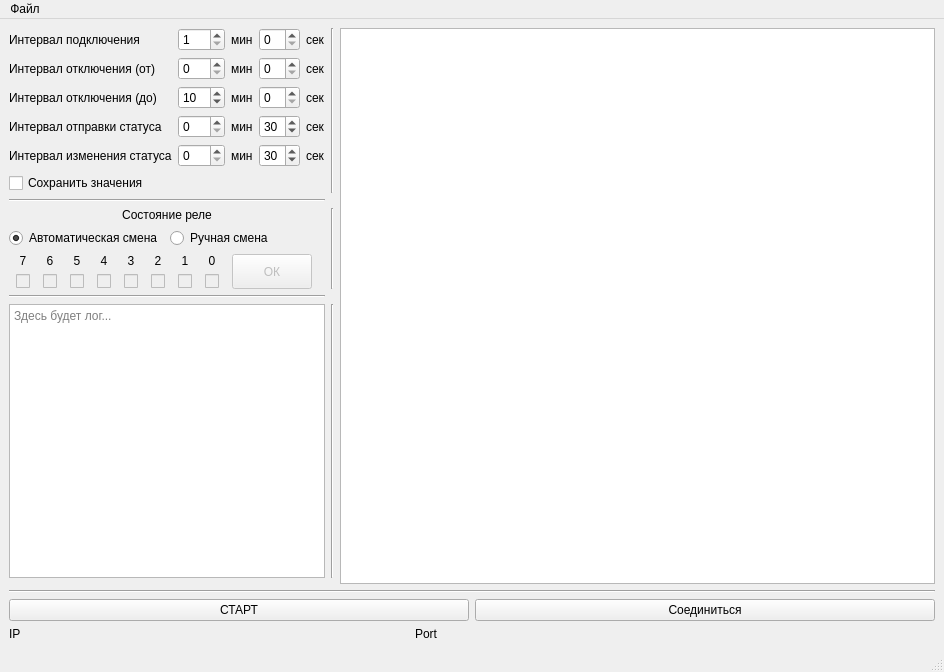
The window that mainwindow.ui (layxproud/QulonServerTest) describes before a commit, drawn with Qt 5.
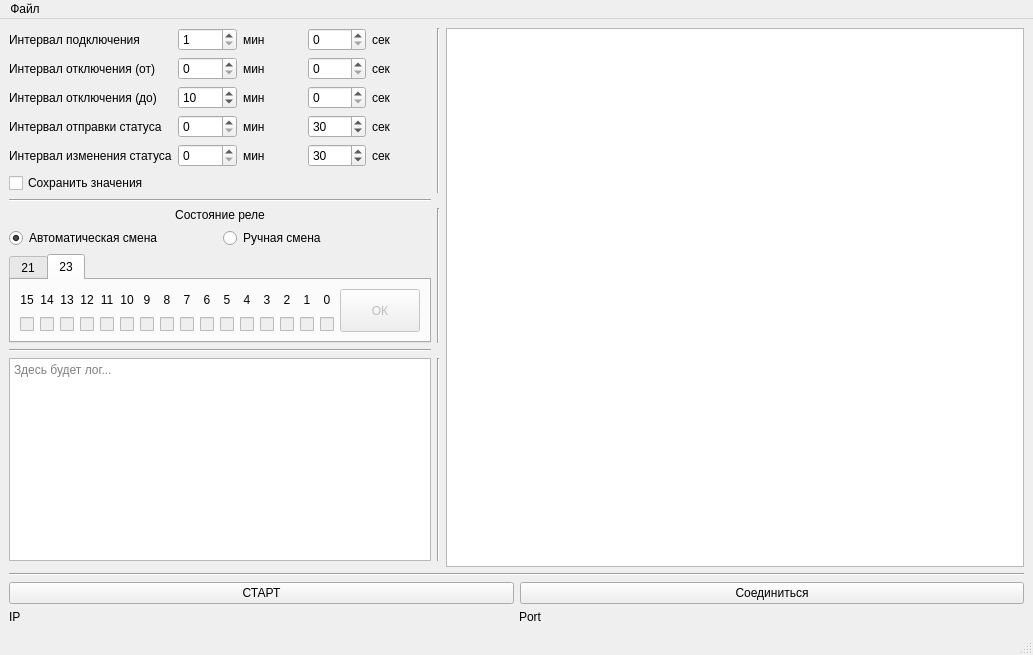
The same window after the commit. Icons and pictures are not drawn.

Commit message: Added new relay state and universal byte change. Table Header broken.

```diff
--- a/mainwindow.ui
+++ b/mainwindow.ui
@@ -6,8 +6,8 @@
    <rect>
     <x>0</x>
     <y>0</y>
-    <width>944</width>
-    <height>672</height>
+    <width>1033</width>
+    <height>655</height>
    </rect>
   </property>
   <property name="sizePolicy">
@@ -119,254 +119,6 @@
       <property name="topMargin">
        <number>0</number>
       </property>
-      <item row="1" column="1">
-       <widget class="QRadioButton" name="relayManualButton">
-        <property name="text">
-         <string>Ручная смена</string>
-        </property>
-       </widget>
-      </item>
-      <item row="2" column="0" colspan="2">
-       <layout class="QGridLayout" name="bitsLayout">
-        <property name="topMargin">
-         <number>0</number>
-        </property>
-        <item row="0" column="1">
-         <widget class="QLabel" name="bit6Label">
-          <property name="text">
-           <string>6</string>
-          </property>
-          <property name="alignment">
-           <set>Qt::AlignCenter</set>
-          </property>
-         </widget>
-        </item>
-        <item row="1" column="6">
-         <widget class="QCheckBox" name="bit1">
-          <property name="enabled">
-           <bool>false</bool>
-          </property>
-          <property name="sizePolicy">
-           <sizepolicy hsizetype="Fixed" vsizetype="Fixed">
-            <horstretch>0</horstretch>
-            <verstretch>0</verstretch>
-           </sizepolicy>
-          </property>
-          <property name="text">
-           <string/>
-          </property>
-         </widget>
-        </item>
-        <item row="0" column="3">
-         <widget class="QLabel" name="bit4Label">
-          <property name="text">
-           <string>4</string>
-          </property>
-          <property name="alignment">
-           <set>Qt::AlignCenter</set>
-          </property>
-         </widget>
-        </item>
-        <item row="1" column="2">
-         <widget class="QCheckBox" name="bit5">
-          <property name="enabled">
-           <bool>false</bool>
-          </property>
-          <property name="sizePolicy">
-           <sizepolicy hsizetype="Fixed" vsizetype="Fixed">
-            <horstretch>0</horstretch>
-            <verstretch>0</verstretch>
-           </sizepolicy>
-          </property>
-          <property name="text">
-           <string/>
-          </property>
-         </widget>
-        </item>
-        <item row="0" column="4">
-         <widget class="QLabel" name="bit3Label">
-          <property name="text">
-           <string>3</string>
-          </property>
-          <property name="alignment">
-           <set>Qt::AlignCenter</set>
-          </property>
-         </widget>
-        </item>
-        <item row="1" column="7">
-         <widget class="QCheckBox" name="bit0">
-          <property name="enabled">
-           <bool>false</bool>
-          </property>
-          <property name="sizePolicy">
-           <sizepolicy hsizetype="Fixed" vsizetype="Fixed">
-            <horstretch>0</horstretch>
-            <verstretch>0</verstretch>
-           </sizepolicy>
-          </property>
-          <property name="text">
-           <string/>
-          </property>
-         </widget>
-        </item>
-        <item row="1" column="4">
-         <widget class="QCheckBox" name="bit3">
-          <property name="enabled">
-           <bool>false</bool>
-          </property>
-          <property name="sizePolicy">
-           <sizepolicy hsizetype="Fixed" vsizetype="Fixed">
-            <horstretch>0</horstretch>
-            <verstretch>0</verstretch>
-           </sizepolicy>
-          </property>
-          <property name="text">
-           <string/>
-          </property>
-         </widget>
-        </item>
-        <item row="1" column="0">
-         <widget class="QCheckBox" name="bit7">
-          <property name="enabled">
-           <bool>false</bool>
-          </property>
-          <property name="sizePolicy">
-           <sizepolicy hsizetype="Fixed" vsizetype="Fixed">
-            <horstretch>0</horstretch>
-            <verstretch>0</verstretch>
-           </sizepolicy>
-          </property>
-          <property name="text">
-           <string/>
-          </property>
-         </widget>
-        </item>
-        <item row="0" column="7">
-         <widget class="QLabel" name="bit0Label">
-          <property name="text">
-           <string>0</string>
-          </property>
-          <property name="alignment">
-           <set>Qt::AlignCenter</set>
-          </property>
-         </widget>
-        </item>
-        <item row="0" column="0">
-         <widget class="QLabel" name="bit7Label">
-          <property name="text">
-           <string>7</string>
-          </property>
-          <property name="alignment">
-           <set>Qt::AlignCenter</set>
-          </property>
-         </widget>
-        </item>
-        <item row="1" column="1">
-         <widget class="QCheckBox" name="bit6">
-          <property name="enabled">
-           <bool>false</bool>
-          </property>
-          <property name="sizePolicy">
-           <sizepolicy hsizetype="Fixed" vsizetype="Fixed">
-            <horstretch>0</horstretch>
-            <verstretch>0</verstretch>
-           </sizepolicy>
-          </property>
-          <property name="text">
-           <string/>
-          </property>
-         </widget>
-        </item>
-        <item row="0" column="6">
-         <widget class="QLabel" name="bit1Label">
-          <property name="text">
-           <string>1</string>
-          </property>
-          <property name="alignment">
-           <set>Qt::AlignCenter</set>
-          </property>
-         </widget>
-        </item>
-        <item row="0" column="2">
-         <widget class="QLabel" name="bit5Label">
-          <property name="text">
-           <string>5</string>
-          </property>
-          <property name="alignment">
-           <set>Qt::AlignCenter</set>
-          </property>
-         </widget>
-        </item>
-        <item row="1" column="3">
-         <widget class="QCheckBox" name="bit4">
-          <property name="enabled">
-           <bool>false</bool>
-          </property>
-          <property name="sizePolicy">
-           <sizepolicy hsizetype="Fixed" vsizetype="Fixed">
-            <horstretch>0</horstretch>
-            <verstretch>0</verstretch>
-           </sizepolicy>
-          </property>
-          <property name="text">
-           <string/>
-          </property>
-         </widget>
-        </item>
-        <item row="1" column="5">
-         <widget class="QCheckBox" name="bit2">
-          <property name="enabled">
-           <bool>false</bool>
-          </property>
-          <property name="sizePolicy">
-           <sizepolicy hsizetype="Fixed" vsizetype="Fixed">
-            <horstretch>0</horstretch>
-            <verstretch>0</verstretch>
-           </sizepolicy>
-          </property>
-          <property name="text">
-           <string/>
-          </property>
-         </widget>
-        </item>
-        <item row="0" column="5">
-         <widget class="QLabel" name="bit2Label">
-          <property name="text">
-           <string>2</string>
-          </property>
-          <property name="alignment">
-           <set>Qt::AlignCenter</set>
-          </property>
-         </widget>
-        </item>
-        <item row="0" column="8" rowspan="2">
-         <widget class="QPushButton" name="sendRelayBitsButton">
-          <property name="enabled">
-           <bool>false</bool>
-          </property>
-          <property name="sizePolicy">
-           <sizepolicy hsizetype="Fixed" vsizetype="Expanding">
-            <horstretch>0</horstretch>
-            <verstretch>0</verstretch>
-           </sizepolicy>
-          </property>
-          <property name="text">
-           <string>ОК</string>
-          </property>
-         </widget>
-        </item>
-       </layout>
-      </item>
-      <item row="1" column="0">
-       <widget class="QRadioButton" name="relayAutoButton">
-        <property name="text">
-         <string>Автоматическая смена</string>
-        </property>
-        <property name="checked">
-         <bool>true</bool>
-        </property>
-       </widget>
-      </item>
       <item row="0" column="0" colspan="2">
        <widget class="QLabel" name="relayStatesLabel">
         <property name="text">
@@ -377,6 +129,719 @@
         </property>
        </widget>
       </item>
+      <item row="1" column="0">
+       <widget class="QRadioButton" name="relayAutoButton">
+        <property name="text">
+         <string>Автоматическая смена</string>
+        </property>
+        <property name="checked">
+         <bool>true</bool>
+        </property>
+       </widget>
+      </item>
+      <item row="1" column="1">
+       <widget class="QRadioButton" name="relayManualButton">
+        <property name="text">
+         <string>Ручная смена</string>
+        </property>
+       </widget>
+      </item>
+      <item row="2" column="0" colspan="2">
+       <widget class="QTabWidget" name="relayStates">
+        <property name="sizePolicy">
+         <sizepolicy hsizetype="Fixed" vsizetype="Fixed">
+          <horstretch>0</horstretch>
+          <verstretch>0</verstretch>
+         </sizepolicy>
+        </property>
+        <property name="currentIndex">
+         <number>1</number>
+        </property>
+        <widget class="QWidget" name="state21">
+         <attribute name="title">
+          <string>21</string>
+         </attribute>
+         <layout class="QGridLayout" name="gridLayout_3">
+          <item row="1" column="2">
+           <widget class="QCheckBox" name="state21_bit6">
+            <property name="enabled">
+             <bool>false</bool>
+            </property>
+            <property name="sizePolicy">
+             <sizepolicy hsizetype="Fixed" vsizetype="Fixed">
+              <horstretch>0</horstretch>
+              <verstretch>0</verstretch>
+             </sizepolicy>
+            </property>
+            <property name="text">
+             <string/>
+            </property>
+           </widget>
+          </item>
+          <item row="0" column="1">
+           <widget class="QLabel" name="state21_bit7_Label">
+            <property name="text">
+             <string>7</string>
+            </property>
+            <property name="alignment">
+             <set>Qt::AlignCenter</set>
+            </property>
+           </widget>
+          </item>
+          <item row="0" column="7">
+           <widget class="QLabel" name="state21_bit1_Label">
+            <property name="text">
+             <string>1</string>
+            </property>
+            <property name="alignment">
+             <set>Qt::AlignCenter</set>
+            </property>
+           </widget>
+          </item>
+          <item row="0" column="2">
+           <widget class="QLabel" name="state21_bit6_Label">
+            <property name="text">
+             <string>6</string>
+            </property>
+            <property name="alignment">
+             <set>Qt::AlignCenter</set>
+            </property>
+           </widget>
+          </item>
+          <item row="0" column="9" rowspan="2">
+           <widget class="QPushButton" name="sendState21BitsButton">
+            <property name="enabled">
+             <bool>false</bool>
+            </property>
+            <property name="sizePolicy">
+             <sizepolicy hsizetype="Fixed" vsizetype="Expanding">
+              <horstretch>0</horstretch>
+              <verstretch>0</verstretch>
+             </sizepolicy>
+            </property>
+            <property name="text">
+             <string>ОК</string>
+            </property>
+           </widget>
+          </item>
+          <item row="0" column="8">
+           <widget class="QLabel" name="state21_bit0_Label">
+            <property name="text">
+             <string>0</string>
+            </property>
+            <property name="alignment">
+             <set>Qt::AlignCenter</set>
+            </property>
+           </widget>
+          </item>
+          <item row="1" column="7">
+           <widget class="QCheckBox" name="state21_bit1">
+            <property name="enabled">
+             <bool>false</bool>
+            </property>
+            <property name="sizePolicy">
+             <sizepolicy hsizetype="Fixed" vsizetype="Fixed">
+              <horstretch>0</horstretch>
+              <verstretch>0</verstretch>
+             </sizepolicy>
+            </property>
+            <property name="text">
+             <string/>
+            </property>
+           </widget>
+          </item>
+          <item row="1" column="8">
+           <widget class="QCheckBox" name="state21_bit0">
+            <property name="enabled">
+             <bool>false</bool>
+            </property>
+            <property name="sizePolicy">
+             <sizepolicy hsizetype="Fixed" vsizetype="Fixed">
+              <horstretch>0</horstretch>
+              <verstretch>0</verstretch>
+             </sizepolicy>
+            </property>
+            <property name="text">
+             <string/>
+            </property>
+           </widget>
+          </item>
+          <item row="0" column="4">
+           <widget class="QLabel" name="state21_bit4_Label">
+            <property name="text">
+             <string>4</string>
+            </property>
+            <property name="alignment">
+             <set>Qt::AlignCenter</set>
+            </property>
+           </widget>
+          </item>
+          <item row="1" column="1">
+           <widget class="QCheckBox" name="state21_bit7">
+            <property name="enabled">
+             <bool>false</bool>
+            </property>
+            <property name="sizePolicy">
+             <sizepolicy hsizetype="Fixed" vsizetype="Fixed">
+              <horstretch>0</horstretch>
+              <verstretch>0</verstretch>
+             </sizepolicy>
+            </property>
+            <property name="text">
+             <string/>
+            </property>
+           </widget>
+          </item>
+          <item row="0" column="5">
+           <widget class="QLabel" name="state21_bit3_Label">
+            <property name="text">
+             <string>3</string>
+            </property>
+            <property name="alignment">
+             <set>Qt::AlignCenter</set>
+            </property>
+           </widget>
+          </item>
+          <item row="0" column="3">
+           <widget class="QLabel" name="state21_bit5_Label">
+            <property name="text">
+             <string>5</string>
+            </property>
+            <property name="alignment">
+             <set>Qt::AlignCenter</set>
+            </property>
+           </widget>
+          </item>
+          <item row="1" column="3">
+           <widget class="QCheckBox" name="state21_bit5">
+            <property name="enabled">
+             <bool>false</bool>
+            </property>
+            <property name="sizePolicy">
+             <sizepolicy hsizetype="Fixed" vsizetype="Fixed">
+              <horstretch>0</horstretch>
+              <verstretch>0</verstretch>
+             </sizepolicy>
+            </property>
+            <property name="text">
+             <string/>
+            </property>
+           </widget>
+          </item>
+          <item row="0" column="6">
+           <widget class="QLabel" name="state21_bit2_Label">
+            <property name="text">
+             <string>2</string>
+            </property>
+            <property name="alignment">
+             <set>Qt::AlignCenter</set>
+            </property>
+           </widget>
+          </item>
+          <item row="1" column="6">
+           <widget class="QCheckBox" name="state21_bit2">
+            <property name="enabled">
+             <bool>false</bool>
+            </property>
+            <property name="sizePolicy">
+             <sizepolicy hsizetype="Fixed" vsizetype="Fixed">
+              <horstretch>0</horstretch>
+              <verstretch>0</verstretch>
+             </sizepolicy>
+            </property>
+            <property name="text">
+             <string/>
+            </property>
+           </widget>
+          </item>
+          <item row="1" column="4">
+           <widget class="QCheckBox" name="state21_bit4">
+            <property name="enabled">
+             <bool>false</bool>
+            </property>
+            <property name="sizePolicy">
+             <sizepolicy hsizetype="Fixed" vsizetype="Fixed">
+              <horstretch>0</horstretch>
+              <verstretch>0</verstretch>
+             </sizepolicy>
+            </property>
+            <property name="text">
+             <string/>
+            </property>
+           </widget>
+          </item>
+          <item row="1" column="5">
+           <widget class="QCheckBox" name="state21_bit3">
+            <property name="enabled">
+             <bool>false</bool>
+            </property>
+            <property name="sizePolicy">
+             <sizepolicy hsizetype="Fixed" vsizetype="Fixed">
+              <horstretch>0</horstretch>
+              <verstretch>0</verstretch>
+             </sizepolicy>
+            </property>
+            <property name="text">
+             <string/>
+            </property>
+           </widget>
+          </item>
+          <item row="0" column="0">
+           <spacer name="horizontalSpacer">
+            <property name="orientation">
+             <enum>Qt::Horizontal</enum>
+            </property>
+            <property name="sizeHint" stdset="0">
+             <size>
+              <width>40</width>
+              <height>20</height>
+             </size>
+            </property>
+           </spacer>
+          </item>
+         </layout>
+        </widget>
+        <widget class="QWidget" name="state23">
+         <attribute name="title">
+          <string>23</string>
+         </attribute>
+         <layout class="QGridLayout" name="gridLayout_2">
+          <item row="0" column="5">
+           <widget class="QLabel" name="state23_bit10_Label">
+            <property name="text">
+             <string>10</string>
+            </property>
+            <property name="alignment">
+             <set>Qt::AlignCenter</set>
+            </property>
+           </widget>
+          </item>
+          <item row="0" column="0">
+           <widget class="QLabel" name="state23_bit15_Label">
+            <property name="text">
+             <string>15</string>
+            </property>
+            <property name="alignment">
+             <set>Qt::AlignCenter</set>
+            </property>
+           </widget>
+          </item>
+          <item row="1" column="0">
+           <widget class="QCheckBox" name="state23_bit15">
+            <property name="enabled">
+             <bool>false</bool>
+            </property>
+            <property name="sizePolicy">
+             <sizepolicy hsizetype="Fixed" vsizetype="Fixed">
+              <horstretch>0</horstretch>
+              <verstretch>0</verstretch>
+             </sizepolicy>
+            </property>
+            <property name="text">
+             <string/>
+            </property>
+           </widget>
+          </item>
+          <item row="1" column="14">
+           <widget class="QCheckBox" name="state23_bit1">
+            <property name="enabled">
+             <bool>false</bool>
+            </property>
+            <property name="sizePolicy">
+             <sizepolicy hsizetype="Fixed" vsizetype="Fixed">
+              <horstretch>0</horstretch>
+              <verstretch>0</verstretch>
+             </sizepolicy>
+            </property>
+            <property name="text">
+             <string/>
+            </property>
+           </widget>
+          </item>
+          <item row="1" column="10">
+           <widget class="QCheckBox" name="state23_bit5">
+            <property name="enabled">
+             <bool>false</bool>
+            </property>
+            <property name="sizePolicy">
+             <sizepolicy hsizetype="Fixed" vsizetype="Fixed">
+              <horstretch>0</horstretch>
+              <verstretch>0</verstretch>
+             </sizepolicy>
+            </property>
+            <property name="text">
+             <string/>
+            </property>
+           </widget>
+          </item>
+          <item row="1" column="2">
+           <widget class="QCheckBox" name="state23_bit13">
+            <property name="enabled">
+             <bool>false</bool>
+            </property>
+            <property name="sizePolicy">
+             <sizepolicy hsizetype="Fixed" vsizetype="Fixed">
+              <horstretch>0</horstretch>
+              <verstretch>0</verstretch>
+             </sizepolicy>
+            </property>
+            <property name="text">
+             <string/>
+            </property>
+           </widget>
+          </item>
+          <item row="0" column="14">
+           <widget class="QLabel" name="state23_bit1_Label">
+            <property name="text">
+             <string>1</string>
+            </property>
+            <property name="alignment">
+             <set>Qt::AlignCenter</set>
+            </property>
+           </widget>
+          </item>
+          <item row="0" column="7">
+           <widget class="QLabel" name="state23_bit8_Label">
+            <property name="text">
+             <string>8</string>
+            </property>
+            <property name="alignment">
+             <set>Qt::AlignCenter</set>
+            </property>
+           </widget>
+          </item>
+          <item row="0" column="11">
+           <widget class="QLabel" name="state23_bit4_Label">
+            <property name="text">
+             <string>4</string>
+            </property>
+            <property name="alignment">
+             <set>Qt::AlignCenter</set>
+            </property>
+           </widget>
+          </item>
+          <item row="1" column="8">
+           <widget class="QCheckBox" name="state23_bit7">
+            <property name="enabled">
+             <bool>false</bool>
+            </property>
+            <property name="sizePolicy">
+             <sizepolicy hsizetype="Fixed" vsizetype="Fixed">
+              <horstretch>0</horstretch>
+              <verstretch>0</verstretch>
+             </sizepolicy>
+            </property>
+            <property name="text">
+             <string/>
+            </property>
+           </widget>
+          </item>
+          <item row="0" column="1">
+           <widget class="QLabel" name="state23_bit14_Label">
+            <property name="text">
+             <string>14</string>
+            </property>
+            <property name="alignment">
+             <set>Qt::AlignCenter</set>
+            </property>
+           </widget>
+          </item>
+          <item row="1" column="7">
+           <widget class="QCheckBox" name="state23_bit8">
+            <property name="enabled">
+             <bool>false</bool>
+            </property>
+            <property name="sizePolicy">
+             <sizepolicy hsizetype="Fixed" vsizetype="Fixed">
+              <horstretch>0</horstretch>
+              <verstretch>0</verstretch>
+             </sizepolicy>
+            </property>
+            <property name="text">
+             <string/>
+            </property>
+           </widget>
+          </item>
+          <item row="1" column="5">
+           <widget class="QCheckBox" name="state23_bit10">
+            <property name="enabled">
+             <bool>false</bool>
+            </property>
+            <property name="sizePolicy">
+             <sizepolicy hsizetype="Fixed" vsizetype="Fixed">
+              <horstretch>0</horstretch>
+              <verstretch>0</verstretch>
+             </sizepolicy>
+            </property>
+            <property name="text">
+             <string/>
+            </property>
+           </widget>
+          </item>
+          <item row="0" column="8">
+           <widget class="QLabel" name="state23_bit7_Label">
+            <property name="text">
+             <string>7</string>
+            </property>
+            <property name="alignment">
+             <set>Qt::AlignCenter</set>
+            </property>
+           </widget>
+          </item>
+          <item row="0" column="15">
+           <widget class="QLabel" name="state23_bit0_Label">
+            <property name="text">
+             <string>0</string>
+            </property>
+            <property name="alignment">
+             <set>Qt::AlignCenter</set>
+            </property>
+           </widget>
+          </item>
+          <item row="0" column="2">
+           <widget class="QLabel" name="state23_bit13_Label">
+            <property name="text">
+             <string>13</string>
+            </property>
+            <property name="alignment">
+             <set>Qt::AlignCenter</set>
+            </property>
+           </widget>
+          </item>
+          <item row="0" column="13">
+           <widget class="QLabel" name="state23_bit2_Label">
+            <property name="text">
+             <string>2</string>
+            </property>
+            <property name="alignment">
+             <set>Qt::AlignCenter</set>
+            </property>
+           </widget>
+          </item>
+          <item row="1" column="15">
+           <widget class="QCheckBox" name="state23_bit0">
+            <property name="enabled">
+             <bool>false</bool>
+            </property>
+            <property name="sizePolicy">
+             <sizepolicy hsizetype="Fixed" vsizetype="Fixed">
+              <horstretch>0</horstretch>
+              <verstretch>0</verstretch>
+             </sizepolicy>
+            </property>
+            <property name="text">
+             <string/>
+            </property>
+           </widget>
+          </item>
+          <item row="0" column="16" rowspan="2">
+           <widget class="QPushButton" name="sendState23BitsButton">
+            <property name="enabled">
+             <bool>false</bool>
+            </property>
+            <property name="sizePolicy">
+             <sizepolicy hsizetype="Fixed" vsizetype="Expanding">
+              <horstretch>0</horstretch>
+              <verstretch>0</verstretch>
+             </sizepolicy>
+            </property>
+            <property name="text">
+             <string>ОК</string>
+            </property>
+           </widget>
+          </item>
+          <item row="0" column="4">
+           <widget class="QLabel" name="state23_bit11_Label">
+            <property name="text">
+             <string>11</string>
+            </property>
+            <property name="alignment">
+             <set>Qt::AlignCenter</set>
+            </property>
+           </widget>
+          </item>
+          <item row="0" column="10">
+           <widget class="QLabel" name="state23_bit5_Label">
+            <property name="text">
+             <string>5</string>
+            </property>
+            <property name="alignment">
+             <set>Qt::AlignCenter</set>
+            </property>
+           </widget>
+          </item>
+          <item row="1" column="1">
+           <widget class="QCheckBox" name="state23_bit14">
+            <property name="enabled">
+             <bool>false</bool>
+            </property>
+            <property name="sizePolicy">
+             <sizepolicy hsizetype="Fixed" vsizetype="Fixed">
+              <horstretch>0</horstretch>
+              <verstretch>0</verstretch>
+             </sizepolicy>
+            </property>
+            <property name="text">
+             <string/>
+            </property>
+           </widget>
+          </item>
+          <item row="0" column="6">
+           <widget class="QLabel" name="state23_bit9_Label">
+            <property name="text">
+             <string>9</string>
+            </property>
+            <property name="alignment">
+             <set>Qt::AlignCenter</set>
+            </property>
+           </widget>
+          </item>
+          <item row="0" column="9">
+           <widget class="QLabel" name="state23_bit6_Label">
+            <property name="text">
+             <string>6</string>
+            </property>
+            <property name="alignment">
+             <set>Qt::AlignCenter</set>
+            </property>
+           </widget>
+          </item>
+          <item row="0" column="12">
+           <widget class="QLabel" name="state23_bit3_Label">
+            <property name="text">
+             <string>3</string>
+            </property>
+            <property name="alignment">
+             <set>Qt::AlignCenter</set>
+            </property>
+           </widget>
+          </item>
+          <item row="1" column="6">
+           <widget class="QCheckBox" name="state23_bit9">
+            <property name="enabled">
+             <bool>false</bool>
+            </property>
+            <property name="sizePolicy">
+             <sizepolicy hsizetype="Fixed" vsizetype="Fixed">
+              <horstretch>0</horstretch>
+              <verstretch>0</verstretch>
+             </sizepolicy>
+            </property>
+            <property name="text">
+             <string/>
+            </property>
+           </widget>
+          </item>
+          <item row="1" column="4">
+           <widget class="QCheckBox" name="state23_bit11">
+            <property name="enabled">
+             <bool>false</bool>
+            </property>
+            <property name="sizePolicy">
+             <sizepolicy hsizetype="Fixed" vsizetype="Fixed">
+              <horstretch>0</horstretch>
+              <verstretch>0</verstretch>
+             </sizepolicy>
+            </property>
+            <property name="text">
+             <string/>
+            </property>
+           </widget>
+          </item>
+          <item row="0" column="3">
+           <widget class="QLabel" name="state23_bit12_Label">
+            <property name="text">
+             <string>12</string>
+            </property>
+            <property name="alignment">
+             <set>Qt::AlignCenter</set>
+            </property>
+           </widget>
+          </item>
+          <item row="1" column="13">
+           <widget class="QCheckBox" name="state23_bit2">
+            <property name="enabled">
+             <bool>false</bool>
+            </property>
+            <property name="sizePolicy">
+             <sizepolicy hsizetype="Fixed" vsizetype="Fixed">
+              <horstretch>0</horstretch>
+              <verstretch>0</verstretch>
+             </sizepolicy>
+            </property>
+            <property name="text">
+             <string/>
+            </property>
+           </widget>
+          </item>
+          <item row="1" column="3">
+           <widget class="QCheckBox" name="state23_bit12">
+            <property name="enabled">
+             <bool>false</bool>
+            </property>
+            <property name="sizePolicy">
+             <sizepolicy hsizetype="Fixed" vsizetype="Fixed">
+              <horstretch>0</horstretch>
+              <verstretch>0</verstretch>
+             </sizepolicy>
+            </property>
+            <property name="text">
+             <string/>
+            </property>
+           </widget>
+          </item>
+          <item row="1" column="9">
+           <widget class="QCheckBox" name="state23_bit6">
+            <property name="enabled">
+             <bool>false</bool>
+            </property>
+            <property name="sizePolicy">
+             <sizepolicy hsizetype="Fixed" vsizetype="Fixed">
+              <horstretch>0</horstretch>
+              <verstretch>0</verstretch>
+             </sizepolicy>
+            </property>
+            <property name="text">
+             <string/>
+            </property>
+           </widget>
+          </item>
+          <item row="1" column="11">
+           <widget class="QCheckBox" name="state23_bit4">
+            <property name="enabled">
+             <bool>false</bool>
+            </property>
+            <property name="sizePolicy">
+             <sizepolicy hsizetype="Fixed" vsizetype="Fixed">
+              <horstretch>0</horstretch>
+              <verstretch>0</verstretch>
+             </sizepolicy>
+            </property>
+            <property name="text">
+             <string/>
+            </property>
+           </widget>
+          </item>
+          <item row="1" column="12">
+           <widget class="QCheckBox" name="state23_bit3">
+            <property name="enabled">
+             <bool>false</bool>
+            </property>
+            <property name="sizePolicy">
+             <sizepolicy hsizetype="Fixed" vsizetype="Fixed">
+              <horstretch>0</horstretch>
+              <verstretch>0</verstretch>
+             </sizepolicy>
+            </property>
+            <property name="text">
+             <string/>
+            </property>
+           </widget>
+          </item>
+         </layout>
+        </widget>
+       </widget>
+      </item>
      </layout>
     </item>
     <item row="5" column="0">
@@ -816,7 +1281,7 @@
     <rect>
      <x>0</x>
      <y>0</y>
-     <width>944</width>
+     <width>1033</width>
      <height>21</height>
     </rect>
    </property>
```
The commit also changes 10 other files.
